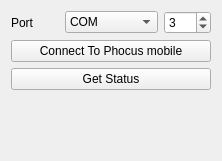
Before: the Qt Designer form Plugins/org.mitk.gui.qt.lasercontrol/src/internal/QmitkLaserControlControls.ui in MITK/MITK, drawn with Qt 5.
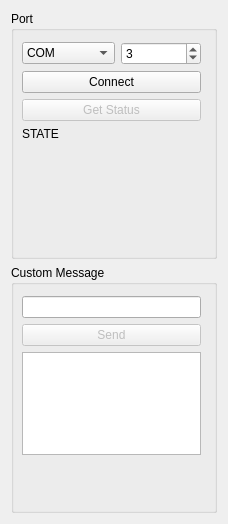
After: the same form once the commit is applied.

Commit message: Progress on T19860 - implemented a gui to start testing communication with the actual laser.

```diff
--- a/Plugins/org.mitk.gui.qt.lasercontrol/src/internal/QmitkLaserControlControls.ui
+++ b/Plugins/org.mitk.gui.qt.lasercontrol/src/internal/QmitkLaserControlControls.ui
@@ -6,8 +6,8 @@
    <rect>
     <x>0</x>
     <y>0</y>
-    <width>222</width>
-    <height>161</height>
+    <width>228</width>
+    <height>524</height>
    </rect>
   </property>
   <property name="minimumSize">
@@ -21,14 +21,24 @@
   </property>
   <layout class="QVBoxLayout" name="verticalLayout">
    <item>
-    <layout class="QHBoxLayout" name="horizontalLayout">
+    <layout class="QVBoxLayout" name="verticalLayout_4">
      <item>
-      <widget class="QLabel" name="label">
-       <property name="text">
+      <widget class="QGroupBox" name="groupBox_2">
+       <property name="title">
         <string>Port</string>
        </property>
-      </widget>
-     </item>
+       <widget class="QWidget" name="verticalLayoutWidget_2">
+        <property name="geometry">
+         <rect>
+          <x>0</x>
+          <y>20</y>
+          <width>201</width>
+          <height>211</height>
+         </rect>
+        </property>
+        <layout class="QVBoxLayout" name="verticalLayout_3">
+         <item>
+          <layout class="QHBoxLayout" name="horizontalLayout_2">
      <item>
       <widget class="QComboBox" name="comboBoxPortType">
        <item>
@@ -66,32 +76,80 @@
       <string>Do image processing</string>
      </property>
      <property name="text">
-      <string>Connect To Phocus mobile</string>
+            <string>Connect</string>
      </property>
     </widget>
    </item>
    <item>
     <widget class="QPushButton" name="buttonStatus">
+           <property name="enabled">
+            <bool>false</bool>
+           </property>
      <property name="text">
       <string>Get Status</string>
      </property>
     </widget>
    </item>
    <item>
-    <spacer name="spacer1">
+          <widget class="QLabel" name="labelState">
+           <property name="text">
+            <string>STATE</string>
+           </property>
+          </widget>
+         </item>
+         <item>
+          <spacer name="verticalSpacer">
      <property name="orientation">
       <enum>Qt::Vertical</enum>
      </property>
-     <property name="sizeType">
-      <enum>QSizePolicy::Expanding</enum>
-     </property>
      <property name="sizeHint" stdset="0">
       <size>
        <width>20</width>
-       <height>220</height>
+             <height>40</height>
       </size>
      </property>
     </spacer>
+         </item>
+        </layout>
+       </widget>
+      </widget>
+     </item>
+     <item>
+      <widget class="QGroupBox" name="groupBox">
+       <property name="title">
+        <string>Custom Message</string>
+       </property>
+       <widget class="QWidget" name="verticalLayoutWidget">
+        <property name="geometry">
+         <rect>
+          <x>0</x>
+          <y>20</y>
+          <width>201</width>
+          <height>181</height>
+         </rect>
+        </property>
+        <layout class="QVBoxLayout" name="verticalLayout_2">
+         <item>
+          <widget class="QLineEdit" name="lineMessage"/>
+         </item>
+         <item>
+          <widget class="QPushButton" name="buttonSendCustomMessage">
+           <property name="enabled">
+            <bool>false</bool>
+           </property>
+           <property name="text">
+            <string>Send</string>
+           </property>
+          </widget>
+         </item>
+         <item>
+          <widget class="QTextBrowser" name="browserResponses"/>
+         </item>
+        </layout>
+       </widget>
+      </widget>
+     </item>
+    </layout>
    </item>
   </layout>
  </widget>
```
Lines whose indentation alone changed are shown as unchanged. The commit also changes 4 other files.
